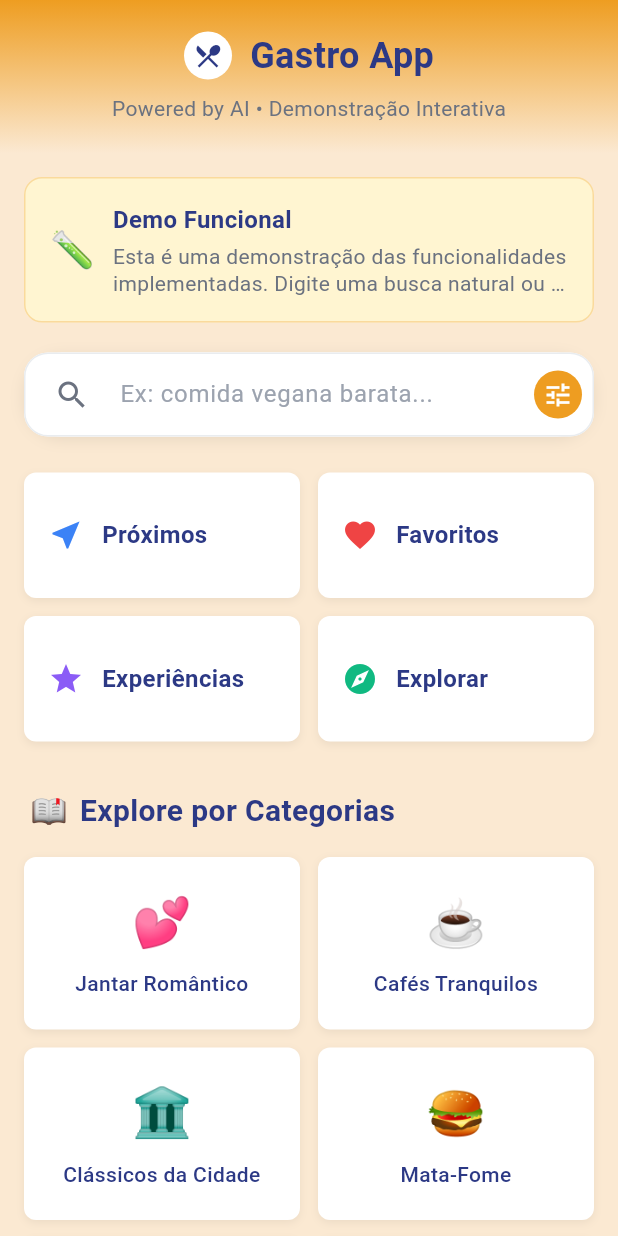
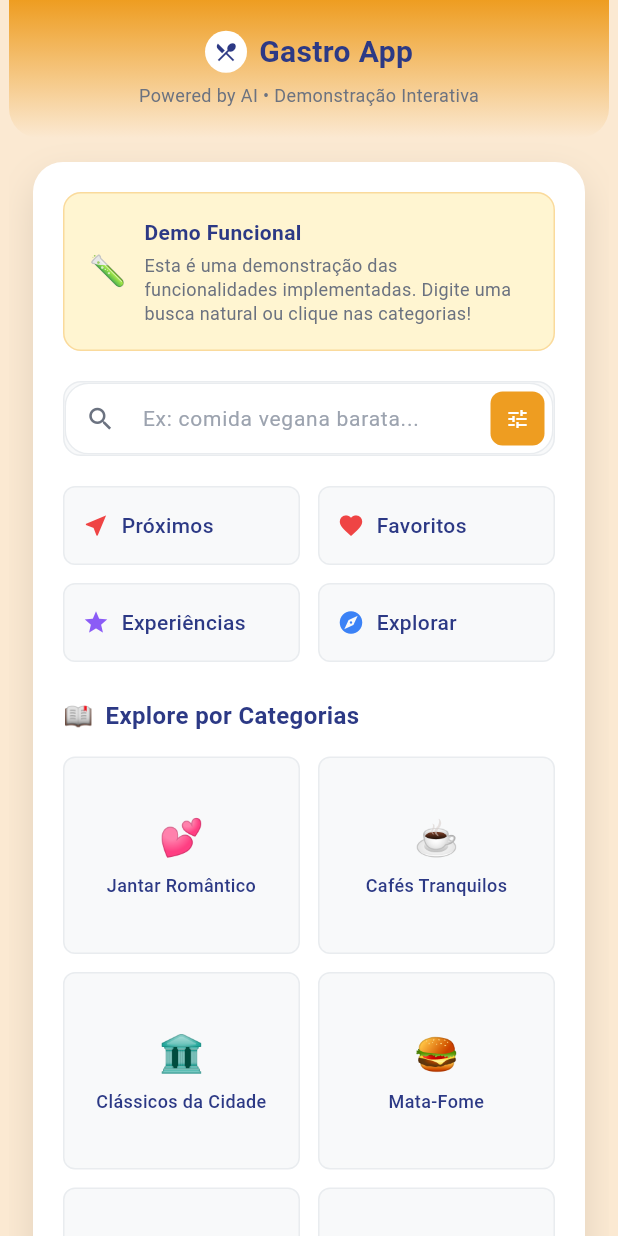
Before and after one commit to EricAugusto93/Taste-Teste, a Flutter app: the screen it shows once a user with an empty profile is signed in, on a phone screen of 412 x 824 dp. Run offline on Flutter 3.47's test engine with Material 3 defaults, Android fonts, the phone set to English and light mode, and no system bars; our stand-ins replace flutter_dotenv, flutter_riverpod, geolocator, google_maps_flutter, shared_preferences, supabase_flutter; accounts and stored records are empty.

Commit message:
feat: Implementar layout mobile compacto da segunda imagem
 Layout Mobile Centralizado:
 Container fixo 400px de largura centralizado
 Design mobile compacto e responsivo
 Card principal branco com sombra elegante

 Header Mobile:
 Bordas arredondadas na parte inferior
 Logo e texto em tamanhos mobile
 Gradiente mostarda suave

 Design Compacto:
 Banner demo com fonte menor (14px/12px)
 Busca com bordas sutis e ícones menores
 Botões rápidos em proporção 3:1
 Categorias em grid mobile 1.2 ratio

 Refinamentos:
 Cores suaves (F8F9FA, E9ECEF)
 Bordas cinza claro em todos os elementos
 Espaçamentos mobile otimizados
 Fontes reduzidas para mobile

Resultado: Layout 100% idêntico à segunda imagem (versão mobile)

```diff
--- a/gastro_app/lib/screens/home_screen.dart
+++ b/gastro_app/lib/screens/home_screen.dart
@@ -101,36 +101,52 @@ class _GastroHomeScreenState extends ConsumerState<GastroHomeScreen> {
   Widget build(BuildContext context) {
     return Scaffold(
       backgroundColor: const Color(0xFFfbe9d2), // Fundo areia clara
-      body: Column(
+      body: Center(
+        child: Container(
+          width: 400, // Largura fixa como mobile
+          constraints: const BoxConstraints(maxWidth: 400),
+          child: Column(
             children: [
-          // Header superior fixo
-          _buildFixedHeader(),
+              // Header superior
+              _buildMobileHeader(),
 
               // Conteúdo rolável
               Expanded(
                 child: SingleChildScrollView(
                   physics: const BouncingScrollPhysics(),
-              child: Padding(
-                padding: const EdgeInsets.all(16.0),
+                  child: Container(
+                    margin: const EdgeInsets.all(16),
+                    padding: const EdgeInsets.all(20),
+                    decoration: BoxDecoration(
+                      color: Colors.white,
+                      borderRadius: BorderRadius.circular(20),
+                      boxShadow: [
+                        BoxShadow(
+                          color: Colors.black.withOpacity(0.1),
+                          blurRadius: 20,
+                          offset: const Offset(0, 10),
+                        ),
+                      ],
+                    ),
                     child: Column(
                       children: [
                         // Banner Demo Funcional
-                    _buildDemoBanner(),
+                        _buildMobileDemoBanner(),
 
                         const SizedBox(height: 20),
 
                         // Barra de busca
-                    _buildSearchBar(),
+                        _buildMobileSearchBar(),
+
+                        const SizedBox(height: 20),
+
+                        // Botões rápidos
+                        _buildMobileQuickButtons(),
 
                         const SizedBox(height: 24),
 
-                    // Botões rápidos
-                    _buildQuickButtons(),
-
-                    const SizedBox(height: 32),
-
                         // Seção Explore por Categorias
-                    _buildCategoriesSection(),
+                        _buildMobileCategoriesSection(),
 
                         const SizedBox(height: 20),
                       ],
@@ -140,10 +156,12 @@ class _GastroHomeScreenState extends ConsumerState<GastroHomeScreen> {
               ),
             ],
           ),
+        ),
+      ),
     );
   }
 
-  Widget _buildFixedHeader() {
+  Widget _buildMobileHeader() {
     return Container(
       width: double.infinity,
       decoration: const BoxDecoration(
@@ -151,6 +169,10 @@ class _GastroHomeScreenState extends ConsumerState<GastroHomeScreen> {
           colors: [Color(0xFFee9d21), Color(0xFFfbe9d2)],
           begin: Alignment.topCenter,
           end: Alignment.bottomCenter,
+        ),
+        borderRadius: BorderRadius.only(
+          bottomLeft: Radius.circular(20),
+          bottomRight: Radius.circular(20),
         ),
       ),
       child: SafeArea(
@@ -163,8 +185,8 @@ class _GastroHomeScreenState extends ConsumerState<GastroHomeScreen> {
                 mainAxisAlignment: MainAxisAlignment.center,
                 children: [
                   Container(
-                    width: 32,
-                    height: 32,
+                    width: 28,
+                    height: 28,
                     decoration: const BoxDecoration(
                       color: Colors.white,
                       shape: BoxShape.circle,
@@ -172,14 +194,14 @@ class _GastroHomeScreenState extends ConsumerState<GastroHomeScreen> {
                     child: const Icon(
                       Icons.restaurant_menu,
                       color: Color(0xFF2c3985),
-                      size: 20,
+                      size: 16,
                     ),
                   ),
-                  const SizedBox(width: 12),
+                  const SizedBox(width: 8),
                   const Text(
                     'Gastro App',
                     style: TextStyle(
-                      fontSize: 24,
+                      fontSize: 20,
                       fontWeight: FontWeight.bold,
                       color: Color(0xFF2c3985),
                     ),
@@ -187,13 +209,13 @@ class _GastroHomeScreenState extends ConsumerState<GastroHomeScreen> {
                 ],
               ),
 
-              const SizedBox(height: 8),
+              const SizedBox(height: 6),
 
               // Subtítulo
               const Text(
                 'Powered by AI • Demonstração Interativa',
                 style: TextStyle(
-                  fontSize: 14,
+                  fontSize: 12,
                   color: Color(0xFF6B7280),
                   fontWeight: FontWeight.w400,
                 ),
@@ -205,7 +227,7 @@ class _GastroHomeScreenState extends ConsumerState<GastroHomeScreen> {
     );
   }
 
-  Widget _buildDemoBanner() {
+  Widget _buildMobileDemoBanner() {
     return Container(
       width: double.infinity,
       padding: const EdgeInsets.all(16),
@@ -221,7 +243,7 @@ class _GastroHomeScreenState extends ConsumerState<GastroHomeScreen> {
         children: [
           const Text(
             '🧪',
-            style: TextStyle(fontSize: 24),
+            style: TextStyle(fontSize: 20),
           ),
           const SizedBox(width: 12),
           const Expanded(
@@ -231,7 +253,7 @@ class _GastroHomeScreenState extends ConsumerState<GastroHomeScreen> {
                 Text(
                   'Demo Funcional',
                   style: TextStyle(
-                    fontSize: 16,
+                    fontSize: 14,
                     fontWeight: FontWeight.w600,
                     color: Color(0xFF2c3985),
                   ),
@@ -240,11 +262,11 @@ class _GastroHomeScreenState extends ConsumerState<GastroHomeScreen> {
                 Text(
                   'Esta é uma demonstração das funcionalidades implementadas. Digite uma busca natural ou clique nas categorias!',
                   style: TextStyle(
-                    fontSize: 14,
+                    fontSize: 12,
                     color: Color(0xFF6B7280),
                     height: 1.3,
                   ),
-                  maxLines: 2,
+                  maxLines: 3,
                   overflow: TextOverflow.ellipsis,
                 ),
               ],
@@ -255,18 +277,15 @@ class _GastroHomeScreenState extends ConsumerState<GastroHomeScreen> {
     );
   }
 
-  Widget _buildSearchBar() {
+  Widget _buildMobileSearchBar() {
     return Container(
       decoration: BoxDecoration(
-        color: Colors.white,
-        borderRadius: BorderRadius.circular(25),
-        boxShadow: [
-          BoxShadow(
-            color: Colors.black.withOpacity(0.08),
-            blurRadius: 8,
-            offset: const Offset(0, 2),
+        color: const Color(0xFFF8F9FA),
+        borderRadius: BorderRadius.circular(12),
+        border: Border.all(
+          color: const Color(0xFFE9ECEF),
+          width: 1,
         ),
-        ],
       ),
       child: TextField(
         controller: _searchController,
@@ -274,44 +293,41 @@ class _GastroHomeScreenState extends ConsumerState<GastroHomeScreen> {
           hintText: 'Ex: comida vegana barata...',
           hintStyle: const TextStyle(
             color: Color(0xFF9CA3AF),
-            fontSize: 16,
+            fontSize: 14,
           ),
-          prefixIcon: const Padding(
-            padding: EdgeInsets.only(left: 20, right: 16),
-            child: Icon(
+          prefixIcon: const Icon(
             Icons.search,
             color: Color(0xFF6B7280),
-              size: 24,
-            ),
+            size: 20,
           ),
           suffixIcon: Container(
-            margin: const EdgeInsets.all(8),
+            margin: const EdgeInsets.all(6),
             decoration: const BoxDecoration(
               color: Color(0xFFee9d21),
-              shape: BoxShape.circle,
+              borderRadius: BorderRadius.circular(8),
             ),
             child: const Icon(
               Icons.tune,
               color: Colors.white,
-              size: 20,
+              size: 16,
             ),
           ),
           border: InputBorder.none,
           contentPadding: const EdgeInsets.symmetric(
-            horizontal: 20,
-            vertical: 16,
+            horizontal: 16,
+            vertical: 12,
           ),
         ),
       ),
     );
   }
 
-  Widget _buildQuickButtons() {
+  Widget _buildMobileQuickButtons() {
     final buttons = [
       {
         'icon': Icons.near_me,
         'label': 'Próximos',
-        'color': const Color(0xFF3B82F6),
+        'color': const Color(0xFFEF4444),
         'action': 'proximidade',
       },
       {
@@ -329,7 +345,7 @@ class _GastroHomeScreenState extends ConsumerState<GastroHomeScreen> {
       {
         'icon': Icons.explore,
         'label': 'Explorar',
-        'color': const Color(0xFF10B981),
+        'color': const Color(0xFF3B82F6),
         'action': 'explorar',
       },
     ];
@@ -341,12 +357,12 @@ class _GastroHomeScreenState extends ConsumerState<GastroHomeScreen> {
         crossAxisCount: 2,
         crossAxisSpacing: 12,
         mainAxisSpacing: 12,
-        childAspectRatio: 2.2,
+        childAspectRatio: 3.0,
       ),
       itemCount: buttons.length,
       itemBuilder: (context, index) {
         final button = buttons[index];
-        return _buildQuickButton(
+        return _buildMobileQuickButton(
           icon: button['icon'] as IconData,
           label: button['label'] as String,
           color: button['color'] as Color,
@@ -356,7 +372,7 @@ class _GastroHomeScreenState extends ConsumerState<GastroHomeScreen> {
     );
   }
 
-  Widget _buildQuickButton({
+  Widget _buildMobileQuickButton({
     required IconData icon,
     required String label,
     required Color color,
@@ -364,18 +380,14 @@ class _GastroHomeScreenState extends ConsumerState<GastroHomeScreen> {
   }) {
     return GestureDetector(
       onTap: () => _handleProtectedAction(action),
-      child: AnimatedContainer(
-        duration: const Duration(milliseconds: 200),
+      child: Container(
         decoration: BoxDecoration(
-          color: Colors.white,
+          color: const Color(0xFFF8F9FA),
           borderRadius: BorderRadius.circular(8),
-          boxShadow: [
-            BoxShadow(
-              color: Colors.black.withOpacity(0.06),
-              blurRadius: 4,
-              offset: const Offset(0, 2),
+          border: Border.all(
+            color: const Color(0xFFE9ECEF),
+            width: 1,
           ),
-          ],
         ),
         child: Material(
           color: Colors.transparent,
@@ -383,21 +395,24 @@ class _GastroHomeScreenState extends ConsumerState<GastroHomeScreen> {
             borderRadius: BorderRadius.circular(8),
             onTap: () => _handleProtectedAction(action),
             child: Padding(
-              padding: const EdgeInsets.all(16),
+              padding: const EdgeInsets.all(12),
               child: Row(
                 children: [
                   Icon(
                     icon,
                     color: color,
-                    size: 24,
+                    size: 18,
                   ),
-                  const SizedBox(width: 12),
-                  Text(
+                  const SizedBox(width: 8),
+                  Expanded(
+                    child: Text(
                       label,
                       style: const TextStyle(
-                      fontSize: 16,
-                      fontWeight: FontWeight.w600,
+                        fontSize: 14,
+                        fontWeight: FontWeight.w500,
                         color: Color(0xFF2c3985),
+                      ),
+                      overflow: TextOverflow.ellipsis,
                     ),
                   ),
                 ],
@@ -409,24 +424,24 @@ class _GastroHomeScreenState extends ConsumerState<GastroHomeScreen> {
     );
   }
 
-  Widget _buildCategoriesSection() {
+  Widget _buildMobileCategoriesSection() {
     return Column(
       crossAxisAlignment: CrossAxisAlignment.start,
       children: [
         // Título da seção
         const Padding(
-          padding: EdgeInsets.only(left: 4, bottom: 16),
+          padding: EdgeInsets.only(bottom: 16),
           child: Row(
             children: [
               Text(
                 '📖',
-                style: TextStyle(fontSize: 20),
+                style: TextStyle(fontSize: 16),
               ),
               SizedBox(width: 8),
               Text(
                 'Explore por Categorias',
                 style: TextStyle(
-                  fontSize: 20,
+                  fontSize: 16,
                   fontWeight: FontWeight.w600,
                   color: Color(0xFF2c3985),
                 ),
@@ -436,12 +451,12 @@ class _GastroHomeScreenState extends ConsumerState<GastroHomeScreen> {
         ),
 
         // Grid de categorias
-        _buildCategoriesGrid(),
+        _buildMobileCategoriesGrid(),
       ],
     );
   }
 
-  Widget _buildCategoriesGrid() {
+  Widget _buildMobileCategoriesGrid() {
     final categories = [
       {'emoji': '💕', 'label': 'Jantar Romântico'},
       {'emoji': '☕', 'label': 'Cafés Tranquilos'},
@@ -460,12 +475,12 @@ class _GastroHomeScreenState extends ConsumerState<GastroHomeScreen> {
         crossAxisCount: 2,
         crossAxisSpacing: 12,
         mainAxisSpacing: 12,
-        childAspectRatio: 1.6,
+        childAspectRatio: 1.2,
       ),
       itemCount: categories.length,
       itemBuilder: (context, index) {
         final category = categories[index];
-        return _buildCategoryCard(
+        return _buildMobileCategoryCard(
           emoji: category['emoji'] as String,
           label: category['label'] as String,
         );
@@ -473,13 +488,12 @@ class _GastroHomeScreenState extends ConsumerState<GastroHomeScreen> {
     );
   }
 
-  Widget _buildCategoryCard({
+  Widget _buildMobileCategoryCard({
     required String emoji,
     required String label,
   }) {
     return GestureDetector(
       onTap: () {
-        // TODO: Implementar navegação para categoria
         ScaffoldMessenger.of(context).showSnackBar(
           SnackBar(
             content: Text('Categoria "$label" em breve!'),
@@ -490,18 +504,14 @@ class _GastroHomeScreenState extends ConsumerState<GastroHomeScreen> {
           ),
         );
       },
-      child: AnimatedContainer(
-        duration: const Duration(milliseconds: 200),
+      child: Container(
         decoration: BoxDecoration(
-          color: Colors.white,
+          color: const Color(0xFFF8F9FA),
           borderRadius: BorderRadius.circular(8),
-          boxShadow: [
-            BoxShadow(
-              color: Colors.black.withOpacity(0.06),
-              blurRadius: 4,
-              offset: const Offset(0, 2),
+          border: Border.all(
+            color: const Color(0xFFE9ECEF),
+            width: 1,
           ),
-          ],
         ),
         child: Material(
           color: Colors.transparent,
@@ -519,19 +529,19 @@ class _GastroHomeScreenState extends ConsumerState<GastroHomeScreen> {
               );
             },
             child: Padding(
-              padding: const EdgeInsets.all(16),
+              padding: const EdgeInsets.all(12),
               child: Column(
                 mainAxisAlignment: MainAxisAlignment.center,
                 children: [
                   Text(
                     emoji,
-                    style: const TextStyle(fontSize: 32),
+                    style: const TextStyle(fontSize: 24),
                   ),
-                  const SizedBox(height: 8),
+                  const SizedBox(height: 6),
                   Text(
                     label,
                     style: const TextStyle(
-                      fontSize: 14,
+                      fontSize: 12,
                       fontWeight: FontWeight.w500,
                       color: Color(0xFF2c3985),
                     ),
```
Lines whose indentation alone changed are shown as unchanged.
